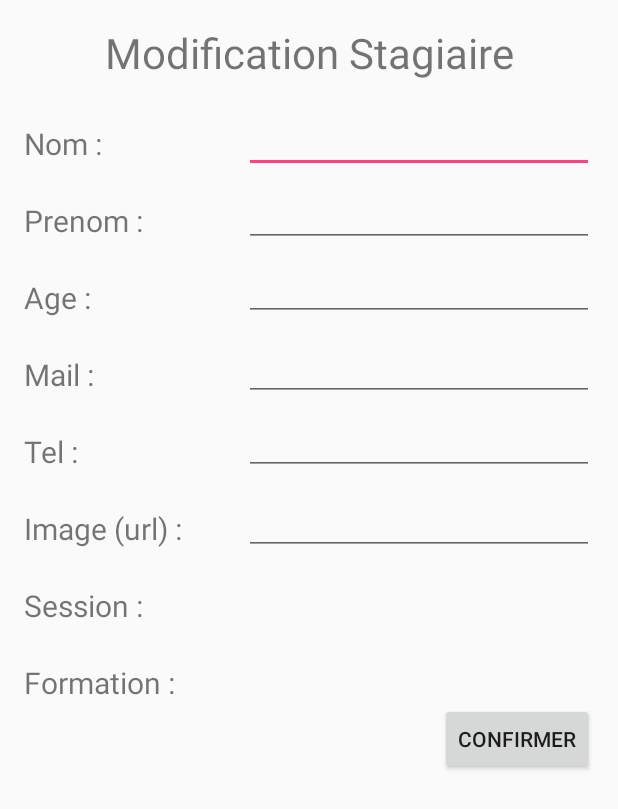
After one commit to commandantmarcos/evenements, an Android app: the layout activity_modif_stagiaire.xml on its own in the app's theme, with its tools: preview values and no code run, on a phone screen of 412 x 824 dp. The commit adds this screen. Shown: the top 809 px of the screen. Run offline under Robolectric (Android 15) with nearby library versions, the phone set to English and light mode, and no system bars.

Commit message:
Modif/Inscription Stagiaire commencée (Layout + Activité + Strings)

```diff
--- /dev/null
+++ b/app/src/main/java/com/ldnr/evenements/ModifStagiaireActivity.java
@@ -0,0 +1,95 @@
+package com.ldnr.evenements;
+
+import android.support.v7.app.AppCompatActivity;
+import android.os.Bundle;
+import android.view.View;
+import android.widget.EditText;
+import android.widget.TextView;
+import android.widget.Toast;
+
+public class ModifStagiaireActivity extends AppCompatActivity {
+
+    private String action;
+    private String EXTRA_IMAGE = "imageUrl";
+    private String EXTRA_NOM = "nom";
+    private String EXTRA_PRENOM = "prenom";
+    private String EXTRA_AGE = "age";
+    private String EXTRA_MAIL = "mail";
+    private String EXTRA_TEL = "tel";
+    private String EXTRA_SESSION = "session";
+    private String EXTRA_FORMATION = "formation";
+
+    @Override
+    protected void onCreate(Bundle savedInstanceState) {
+        super.onCreate(savedInstanceState);
+        setContentView(R.layout.activity_modif_stagiaire);
+
+        Bundle extras = getIntent().getExtras();
+
+        // S'il n'y a pas d'extras la page et en "mode inscription"
+        // sinon elle est en "mode modification"
+        if(extras == null) {
+            action = "Inscription";
+            TextView viewTitre = findViewById(R.id.modifStagiaireTitle);
+            viewTitre.setText(getResources().getString(R.string.inscriptionStagiaireTitre));
+        }
+        else {
+            action = "Modification";
+            TextView viewTitre = findViewById(R.id.modifStagiaireTitle);
+            viewTitre.setText(getResources().getString(R.string.modifStagiaireTitre));
+        }
+        Toast.makeText(this,action,Toast.LENGTH_LONG).show();
+
+        // Si la page est en modification, on récupère les données du stagiaire à modifier
+        if(action.equals("Modification")) {
+            EditText viewNom = findViewById(R.id.modifStagiaireNom);
+            viewNom.setText(extras.getString(EXTRA_NOM));
+
+            EditText viewPrenom = findViewById(R.id.modifStagiairePrenom);
+            viewPrenom.setText(extras.getString(EXTRA_PRENOM));
+
+            EditText viewAge = findViewById(R.id.modifStagiaireAge);
+            viewAge.setText(extras.getString(EXTRA_AGE));
+
+            EditText viewMail = findViewById(R.id.modifStagiaireMail);
+            viewMail.setText(extras.getString(EXTRA_MAIL));
+
+            EditText viewTel = findViewById(R.id.modifStagiaireTel);
+            viewTel.setText(extras.getString(EXTRA_TEL));
+
+            EditText viewImage = findViewById(R.id.modifStagiaireImage);
+            viewImage.setText(extras.getString(EXTRA_IMAGE));
+        }
+    }
+
+    /**
+     * Fonction qui va vérifier les données rentrées pour insérer un stagiaire dans la bdd
+     * @param view
+     */
+    public void onValidationClicked(View view) {
+        // Récupération des données saisies par l'utilisateur
+        EditText viewNom = findViewById(R.id.modifStagiaireNom);
+        String nom = viewNom.getText().toString();
+
+        EditText viewPrenom = findViewById(R.id.modifStagiairePrenom);
+        String prenom = viewPrenom.getText().toString();
+
+        EditText viewAge = findViewById(R.id.modifStagiaireAge);
+        String age = viewAge.getText().toString();
+
+        EditText viewMail = findViewById(R.id.modifStagiaireMail);
+        String mail = viewMail.getText().toString();
+
+        EditText viewTel = findViewById(R.id.modifStagiaireTel);
+        String tel = viewTel.getText().toString();
+
+        EditText viewImage = findViewById(R.id.modifStagiaireImage);
+        String imageUrl = viewImage.getText().toString();
+
+        // Vérification des données saisies
+        if(nom.trim().isEmpty() || prenom.trim().isEmpty() || age.trim().isEmpty()
+                || mail.trim().isEmpty() || tel.trim().isEmpty() || imageUrl.trim().isEmpty()) {
+            Toast.makeText(this,"erreur",Toast.LENGTH_LONG).show();
+        }
+    }
+}
--- /dev/null
+++ b/app/src/main/res/layout/activity_modif_stagiaire.xml
@@ -0,0 +1,192 @@
+<?xml version="1.0" encoding="utf-8"?>
+<android.support.constraint.ConstraintLayout xmlns:android="http://schemas.android.com/apk/res/android"
+    xmlns:app="http://schemas.android.com/apk/res-auto"
+    xmlns:tools="http://schemas.android.com/tools"
+    android:layout_width="match_parent"
+    android:layout_height="match_parent"
+    tools:context=".ModifStagiaireActivity">
+
+    <TextView
+        android:id="@+id/modifStagiaireTitle"
+        android:layout_width="wrap_content"
+        android:layout_height="wrap_content"
+        android:layout_marginEnd="8dp"
+        android:layout_marginStart="8dp"
+        android:layout_marginTop="16dp"
+        android:textSize="28sp"
+        android:text="@string/modifStagiaireTitre"
+        app:layout_constraintEnd_toEndOf="parent"
+        app:layout_constraintStart_toStartOf="parent"
+        app:layout_constraintTop_toTopOf="parent" />
+
+    <TextView
+        android:id="@+id/modifStagiaireLabelNom"
+        android:layout_width="wrap_content"
+        android:layout_height="wrap_content"
+        android:layout_marginStart="16dp"
+        android:layout_marginTop="28dp"
+        android:textSize="20sp"
+        android:text="@string/detailsStagiaireLabelNom"
+        app:layout_constraintStart_toStartOf="parent"
+        app:layout_constraintTop_toBottomOf="@+id/modifStagiaireTitle" />
+
+    <TextView
+        android:id="@+id/modifStagiaireLabelPrenom"
+        android:layout_width="wrap_content"
+        android:layout_height="wrap_content"
+        android:layout_marginStart="16dp"
+        android:layout_marginTop="24dp"
+        android:text="@string/detailsStagiaireLabelPrenom"
+        android:textSize="20sp"
+        app:layout_constraintStart_toStartOf="parent"
+        app:layout_constraintTop_toBottomOf="@+id/modifStagiaireLabelNom" />
+
+    <TextView
+        android:id="@+id/modifStagiaireLabelAge"
+        android:layout_width="wrap_content"
+        android:layout_height="wrap_content"
+        android:layout_marginStart="16dp"
+        android:layout_marginTop="24dp"
+        android:textSize="20sp"
+        android:text="@string/detailsStagiaireLabelAge"
+        app:layout_constraintStart_toStartOf="parent"
+        app:layout_constraintTop_toBottomOf="@+id/modifStagiaireLabelPrenom" />
+
+    <TextView
+        android:id="@+id/modifStagiaireLabelMail"
+        android:layout_width="wrap_content"
+        android:layout_height="wrap_content"
+        android:layout_marginStart="16dp"
+        android:layout_marginTop="24dp"
+        android:textSize="20sp"
+        android:text="@string/detailsStagiaireLabelMail"
+        app:layout_constraintStart_toStartOf="parent"
+        app:layout_constraintTop_toBottomOf="@+id/modifStagiaireLabelAge" />
+
+    <TextView
+        android:id="@+id/modifStagiaireLabelTel"
+        android:layout_width="wrap_content"
+        android:layout_height="wrap_content"
+        android:layout_marginStart="16dp"
+        android:layout_marginTop="24dp"
+        android:textSize="20sp"
+        android:text="@string/detailsStagiaireLabelTel"
+        app:layout_constraintStart_toStartOf="parent"
+        app:layout_constraintTop_toBottomOf="@+id/modifStagiaireLabelMail" />
+
+    <TextView
+        android:id="@+id/modifStagiaireLabelImage"
+        android:layout_width="wrap_content"
+        android:layout_height="27dp"
+        android:layout_marginStart="16dp"
+        android:layout_marginTop="24dp"
+        android:text="@string/detailsStagiaireLabelImage"
+        android:textSize="20sp"
+        app:layout_constraintStart_toStartOf="parent"
+        app:layout_constraintTop_toBottomOf="@+id/modifStagiaireLabelTel" />
+
+    <TextView
+        android:id="@+id/modifStagiaireLabelSession"
+        android:layout_width="wrap_content"
+        android:layout_height="wrap_content"
+        android:layout_marginStart="16dp"
+        android:layout_marginTop="24dp"
+        android:textSize="20sp"
+        android:text="@string/detailsStagiaireLabelSession"
+        app:layout_constraintStart_toStartOf="parent"
+        app:layout_constraintTop_toBottomOf="@+id/modifStagiaireLabelImage" />
+
+    <TextView
+        android:id="@+id/modifStagiaireLabelFormation"
+        android:layout_width="wrap_content"
+        android:layout_height="wrap_content"
+        android:layout_marginStart="16dp"
+        android:layout_marginTop="24dp"
+        android:textSize="20sp"
+        android:text="@string/detailsStagiaireLabelFormation"
+        app:layout_constraintStart_toStartOf="parent"
+        app:layout_constraintTop_toBottomOf="@+id/modifStagiaireLabelSession" />
+
+    <EditText
+        android:id="@+id/modifStagiaireNom"
+        android:layout_width="233dp"
+        android:layout_height="45dp"
+        android:layout_marginEnd="16dp"
+        android:layout_marginTop="16dp"
+        android:ems="10"
+        android:inputType="text"
+        android:text=""
+        app:layout_constraintEnd_toEndOf="parent"
+        app:layout_constraintTop_toBottomOf="@+id/modifStagiaireTitle" />
+
+    <EditText
+        android:id="@+id/modifStagiairePrenom"
+        android:layout_width="233dp"
+        android:layout_height="wrap_content"
+        android:layout_marginEnd="16dp"
+        android:layout_marginTop="4dp"
+        android:ems="10"
+        android:inputType="textPersonName"
+        android:text=""
+        app:layout_constraintEnd_toEndOf="parent"
+        app:layout_constraintTop_toBottomOf="@+id/modifStagiaireNom" />
+
+    <EditText
+        android:id="@+id/modifStagiaireAge"
+        android:layout_width="233dp"
+        android:layout_height="wrap_content"
+        android:layout_marginEnd="16dp"
+        android:layout_marginTop="4dp"
+        android:ems="10"
+        android:inputType="textPersonName"
+        android:text=""
+        app:layout_constraintEnd_toEndOf="parent"
+        app:layout_constraintTop_toBottomOf="@+id/modifStagiairePrenom" />
+
+    <EditText
+        android:id="@+id/modifStagiaireMail"
+        android:layout_width="233dp"
+        android:layout_height="wrap_content"
+        android:layout_marginEnd="16dp"
+        android:layout_marginTop="8dp"
+        android:ems="10"
+        android:inputType="textPersonName"
+        android:text=""
+        app:layout_constraintEnd_toEndOf="parent"
+        app:layout_constraintTop_toBottomOf="@+id/modifStagiaireAge" />
+
+    <EditText
+        android:id="@+id/modifStagiaireTel"
+        android:layout_width="233dp"
+        android:layout_height="wrap_content"
+        android:layout_marginEnd="16dp"
+        android:layout_marginTop="4dp"
+        android:ems="10"
+        android:inputType="textPersonName"
+        android:text=""
+        app:layout_constraintEnd_toEndOf="parent"
+        app:layout_constraintTop_toBottomOf="@+id/modifStagiaireMail" />
+
+    <EditText
+        android:id="@+id/modifStagiaireImage"
+        android:layout_width="233dp"
+        android:layout_height="wrap_content"
+        android:layout_marginEnd="16dp"
+        android:layout_marginTop="8dp"
+        android:ems="10"
+        android:inputType="textPersonName"
+        android:text=""
+        app:layout_constraintEnd_toEndOf="parent"
+        app:layout_constraintTop_toBottomOf="@+id/modifStagiaireTel" />
+
+    <Button
+        android:id="@+id/modifStagiaireValidation"
+        android:layout_width="wrap_content"
+        android:layout_height="wrap_content"
+        android:layout_marginEnd="16dp"
+        android:text="@string/modifStagiaireValidation"
+        android:onClick="onValidationClicked"
+        app:layout_constraintEnd_toEndOf="parent"
+        app:layout_constraintTop_toBottomOf="@+id/modifStagiaireLabelFormation" />
+
+</android.support.constraint.ConstraintLayout>
--- a/app/src/main/res/values/strings.xml
+++ b/app/src/main/res/values/strings.xml
@@ -1,5 +1,8 @@
 <resources>
     <string name="app_name">Evenements</string>
+    <string name="modifStagiaireTitre">Modification Stagiaire</string>
+    <string name="modifStagiaireValidation">Confirmer</string>
+    <string name="inscriptionStagiaireTitre">Inscription Stagiaire</string>
     <string name="detailsStagiaireTitre">Details Stagiaire</string>
     <string name="detailsStagiaireLabelNom">Nom :</string>
     <string name="detailsStagiaireLabelPrenom">Prenom :</string>
@@ -8,4 +11,5 @@
     <string name="detailsStagiaireLabelTel">Tel :</string>
     <string name="detailsStagiaireLabelSession">Session :</string>
     <string name="detailsStagiaireLabelFormation">Formation :</string>
+    <string name="detailsStagiaireLabelImage">Image (url) :</string>
 </resources>
```
